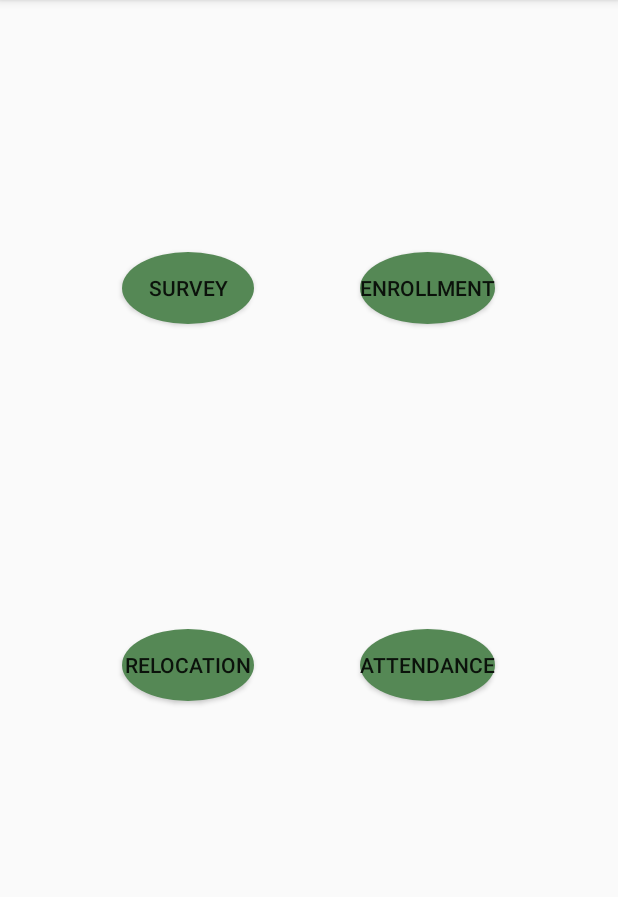
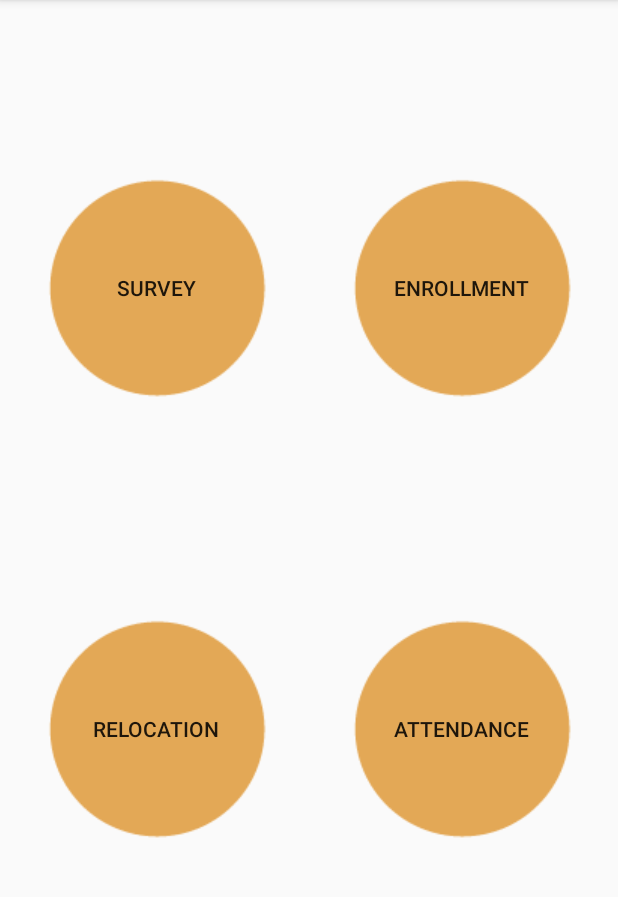
Before and after one commit to Bengaluru2016/team-8, an Android app: the MainActivity screen opened directly, with no data from a screen before it, on a phone screen of 412 x 824 dp, the part 84-981 px from its top. Run offline under Robolectric (Android 15) with nearby library versions, the phone set to English and light mode, and no system bars.

Commit message:
main activity

```diff
--- a/Android/app/src/main/res/drawable/mybutton.xml
+++ /dev/null
@@ -1,13 +0,0 @@
-<?xml version="1.0" encoding="utf-8"?>
-<selector xmlns:android="http://schemas.android.com/apk/res/android">
-    <item android:state_pressed="false">
-        <shape android:shape="oval">
-            <solid android:color="#558855"/>
-        </shape>
-    </item>
-    <item android:state_pressed="true">
-        <shape android:shape="oval">
-            <solid android:color="#558855"/>
-        </shape>
-    </item>
-</selector>
--- a/Android/app/src/main/res/layout/activity_main.xml
+++ b/Android/app/src/main/res/layout/activity_main.xml
@@ -5,41 +5,43 @@
     <LinearLayout   android:orientation="horizontal"
         android:layout_weight="1"
         android:gravity="center"
+
         android:layout_width="match_parent" android:layout_height="wrap_content">
     <Button
         android:text="Survey"
-        android:layout_margin="35dp"
-        android:background="@drawable/mybutton"
+
+        android:background="@drawable/desert"
         android:padding="10dp"
         android:layout_width="wrap_content"
         android:layout_height="wrap_content" />
     <Button
         android:text="Enrollment"
+        android:background="@drawable/desert"
 
-        android:background="@drawable/mybutton"
         android:layout_width="wrap_content"
         android:layout_height="wrap_content"
-        android:layout_margin="35dp"/>
+        />
 
 
     </LinearLayout>
     <LinearLayout   android:orientation="horizontal"
         android:layout_weight="1"
+
         android:gravity="center"
         android:layout_width="match_parent" android:layout_height="wrap_content">
         <Button
            android:text="Relocation"
             android:layout_width="wrap_content"
             android:layout_height="wrap_content"
-            android:layout_margin="35dp"
-            android:background="@drawable/mybutton"
+
+            android:background="@drawable/desert"
             android:layout_gravity="top"/>
         <Button
             android:text="Attendance"
             android:layout_width="wrap_content"
             android:layout_height="wrap_content"
-            android:layout_margin="35dp"
-            android:background="@drawable/mybutton"
+
+            android:background="@drawable/desert"
             android:layout_gravity="top"/>
 
 
--- a/Android/app/src/main/res/layout/activity_splash.xml
+++ b/Android/app/src/main/res/layout/activity_splash.xml
@@ -4,9 +4,10 @@
     android:layout_width="match_parent"
     android:layout_height="match_parent"
    android:orientation="horizontal"
+   android:background="@color/white"
     tools:context="rohan.samridhdhi.SplashActivity">
 
-    <ImageView  android:id="@+id/logo" android:src="@drawable/logo1" android:layout_gravity="center" android:layout_height="wrap_content" android:layout_width="wrap_content" >
+    <ImageView   android:id="@+id/logo" android:src="@drawable/logo1" android:layout_gravity="center" android:layout_height="match_parent" android:layout_width="wrap_content" >
 
     </ImageView>
 </LinearLayout>
--- a/Android/app/src/main/res/values/colors.xml
+++ b/Android/app/src/main/res/values/colors.xml
@@ -1,5 +1,6 @@
 <?xml version="1.0" encoding="utf-8"?>
 <resources>
+    <color name="white">#FFFFFF</color>
     <color name="colorPrimary">#3F51B5</color>
     <color name="colorPrimaryDark">#303F9F</color>
     <color name="colorAccent">#FF4081</color>
```
Also changed, not shown: Android/app/src/main/res/drawable/desert.png (added).
